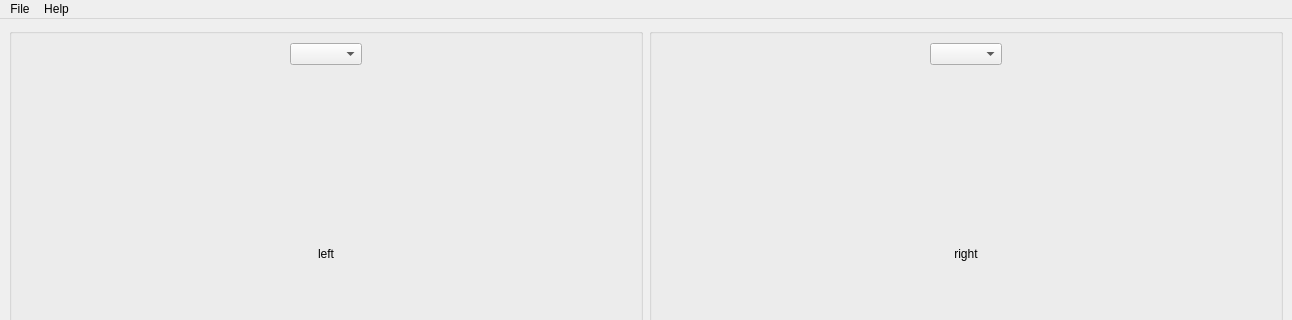
The window that mainwindow.ui (kgrandin/dfw-weather) describes before a commit, drawn with Qt 5; both pictures show x 0 to 1292 and y 0 to 320 of the 1292 by 780 pixel window.
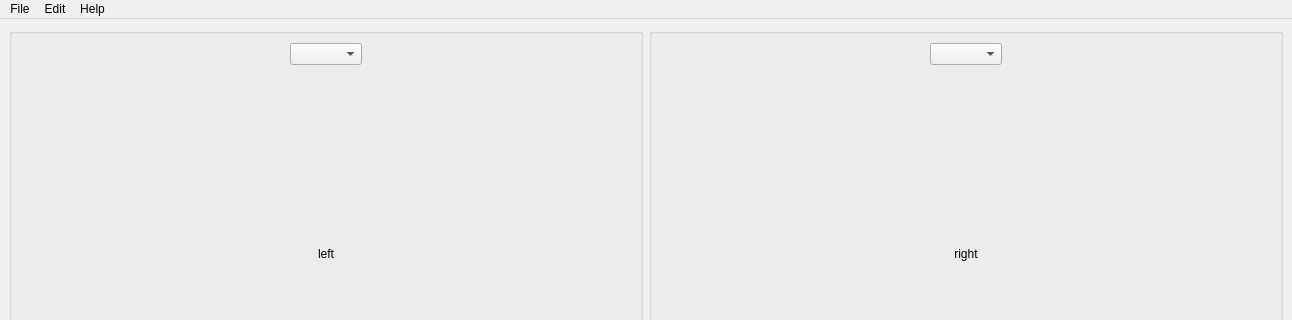
The same window after the commit.

Commit message: add refresh and status info

Diff of the .ui file:
```diff
--- a/mainwindow.ui
+++ b/mainwindow.ui
@@ -491,7 +491,7 @@
      <x>0</x>
      <y>0</y>
      <width>1292</width>
-     <height>25</height>
+     <height>21</height>
     </rect>
    </property>
    <widget class="QMenu" name="menuFile">
@@ -506,7 +506,14 @@
     </property>
     <addaction name="actionAbout"/>
    </widget>
+   <widget class="QMenu" name="menuEdit">
+    <property name="title">
+     <string>Edit</string>
+    </property>
+    <addaction name="actionRefresh"/>
+   </widget>
    <addaction name="menuFile"/>
+   <addaction name="menuEdit"/>
    <addaction name="menuHelp"/>
   </widget>
   <widget class="QStatusBar" name="statusbar"/>
```
Left out of the diff: 5 changed lines with no effect on the pictures. The commit also changes 2 other files.
